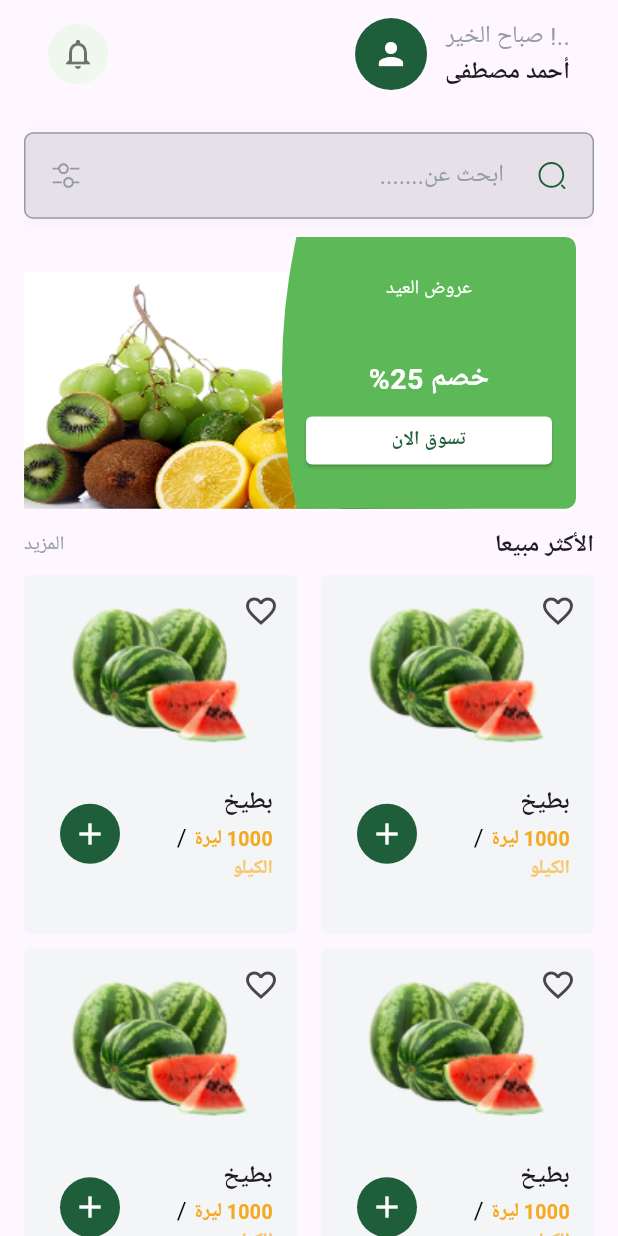
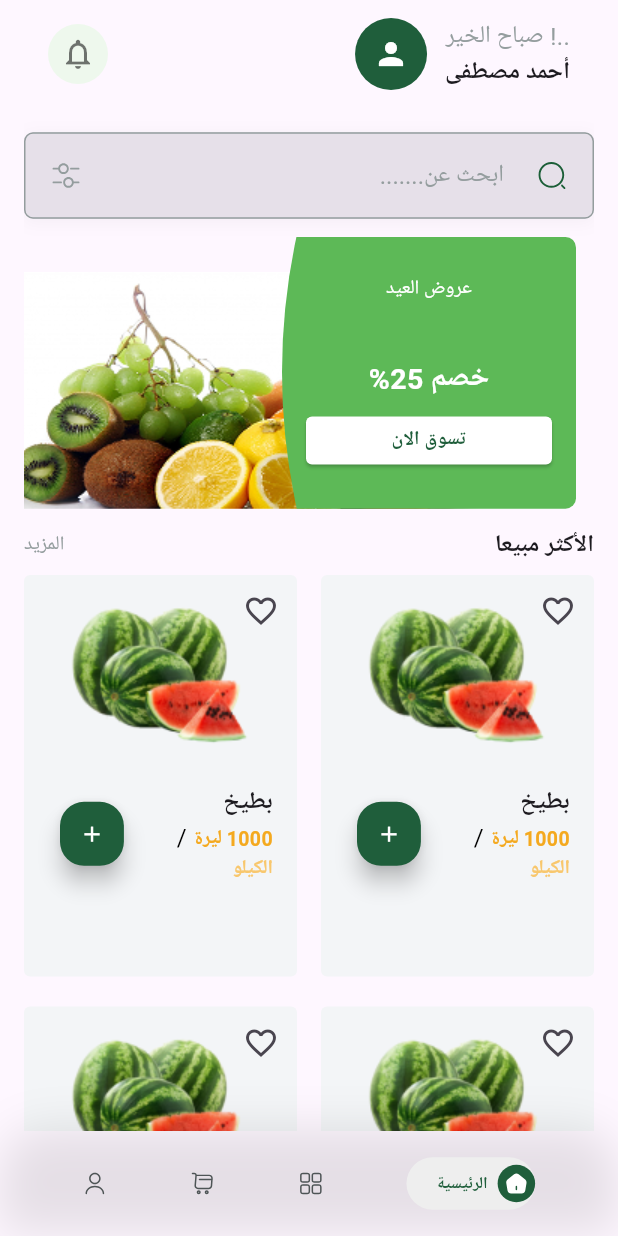
Before and after one commit to mohammed-shaneaf/fruit-e-commerce, a Flutter app: the screen it shows after launch, on a phone screen of 412 x 824 dp. Run offline on Flutter 3.47's test engine with Material 3 defaults, Android fonts, the light colour scheme and no system bars; our stand-ins replace awesome_snackbar_content, bloc, dartz, firebase_auth, firebase_core, flutter_bloc and 6 more; accounts and stored records are empty.

Commit message:
feat<home> : finish bottom navigation bar with animation

```diff
--- /dev/null
+++ b/lib/common/widgets/active_item.dart
@@ -0,0 +1,51 @@
+import 'package:flutter/material.dart';
+import 'package:flutter_screenutil/flutter_screenutil.dart';
+import 'package:flutter_svg/flutter_svg.dart';
+import 'package:fruit_e_commerce/core/style/app_text_style.dart';
+import 'package:fruit_e_commerce/core/themes/app_colors_manger.dart';
+
+class ActiveItem extends StatelessWidget {
+  const ActiveItem({super.key, required this.image, required this.text});
+
+  final String image;
+  final String text;
+
+  @override
+  Widget build(BuildContext context) {
+    return Expanded(
+      flex: 3,
+      child: Container(
+        padding: const EdgeInsets.only(left: 20, top: 5, bottom: 5),
+        decoration: ShapeDecoration(
+          shape: RoundedRectangleBorder(
+            borderRadius: BorderRadius.circular(35),
+          ),
+          color: Color(0xffeeeeee),
+        ),
+        child: Row(
+          children: [
+            Container(
+              height: 25,
+              width: 25,
+              decoration: ShapeDecoration(
+                shape: RoundedRectangleBorder(
+                  borderRadius: BorderRadius.circular(20),
+                ),
+                color: AppColorsManger.primaryColor,
+              ),
+              child: Center(child: SvgPicture.asset(image)),
+            ),
+
+            6.horizontalSpace,
+            Text(
+              text,
+              style: AppTextStyles.semiBold11.copyWith(
+                color: AppColorsManger.primaryColor,
+              ),
+            ),
+          ],
+        ),
+      ),
+    );
+  }
+}
--- /dev/null
+++ b/lib/common/widgets/custom_bottom_nav_bar.dart
@@ -0,0 +1,58 @@
+import 'package:flutter/material.dart';
+import 'package:fruit_e_commerce/common/widgets/nav_bar_item.dart';
+import 'package:fruit_e_commerce/features/home/domain/entities/bottom_nav_bar_entity.dart';
+
+class CustomBottomNavBar extends StatefulWidget {
+  const CustomBottomNavBar({super.key});
+
+  @override
+  State<CustomBottomNavBar> createState() => _CustomBottomNavBarState();
+}
+
+class _CustomBottomNavBarState extends State<CustomBottomNavBar> {
+  int selectedIndex = 0;
+
+  @override
+  Widget build(BuildContext context) {
+    return Container(
+      width: MediaQuery.of(context).size.width, // Responsive width
+      height: 70,
+      decoration: _buildDecoration(),
+      child: Row(
+        mainAxisAlignment: MainAxisAlignment.spaceEvenly,
+        children: bottomNavBarEntityItems
+            .asMap()
+            .entries
+            .map(
+              (entry) => GestureDetector(
+                onTap: () => setState(() => selectedIndex = entry.key),
+                child: NavigationBarItem(
+                  isSelcted: entry.key == selectedIndex,
+                  bottomNavBarEntity: entry.value,
+                ),
+              ),
+            )
+            .toList(),
+      ),
+    );
+  }
+
+  ShapeDecoration _buildDecoration() {
+    return const ShapeDecoration(
+      shape: RoundedRectangleBorder(
+        borderRadius: BorderRadius.only(
+          topLeft: Radius.circular(30),
+          topRight: Radius.circular(30),
+        ),
+      ),
+      shadows: [
+        BoxShadow(
+          color: Color(0x19000000),
+          blurRadius: 25,
+          offset: Offset(0, -2),
+          spreadRadius: 0,
+        ),
+      ],
+    );
+  }
+}
--- a/lib/common/widgets/fruit_item.dart
+++ b/lib/common/widgets/fruit_item.dart
@@ -10,8 +10,8 @@ class FruitItem extends StatelessWidget {
   @override
   Widget build(BuildContext context) {
     return Container(
-      // width: 163,
-      // height: 230,  // just test don't write fixed value for resposive
+      width: 163,
+      height: 230, // just test don't write fixed value for resposive
       decoration: ShapeDecoration(
         color: Color(0xFFF3F5F7),
         shape: RoundedRectangleBorder(
@@ -68,9 +68,23 @@ class FruitItem extends StatelessWidget {
                       ],
                     ),
                   ),
-                  trailing: const CircleAvatar(
-                    backgroundColor: AppColorsManger.primaryColor,
-                    child: Icon(Icons.add, color: Colors.white),
+                  trailing: LayoutBuilder(
+                    builder: (context, constraints) {
+                      double size = constraints.maxWidth * 0.30;
+                      return SizedBox(
+                        width: size,
+                        height: size,
+                        child: FloatingActionButton(
+                          backgroundColor: AppColorsManger.primaryColor,
+                          onPressed: () {},
+                          child: Icon(
+                            Icons.add,
+                            color: Colors.white,
+                            size: size * 0.4,
+                          ), // responsive icon
+                        ),
+                      );
+                    },
                   ),
                 ),
               ],
--- /dev/null
+++ b/lib/common/widgets/in_active_item.dart
@@ -0,0 +1,13 @@
+import 'package:flutter/material.dart';
+import 'package:flutter_svg/svg.dart';
+
+class InActiveItem extends StatelessWidget {
+  const InActiveItem({super.key, required this.image});
+
+  final String image;
+
+  @override
+  Widget build(BuildContext context) {
+    return Expanded(flex: 2, child: SvgPicture.asset(image));
+  }
+}
--- /dev/null
+++ b/lib/common/widgets/nav_bar_item.dart
@@ -0,0 +1,35 @@
+import 'package:flutter/material.dart';
+import 'package:fruit_e_commerce/common/widgets/active_item.dart';
+import 'package:fruit_e_commerce/common/widgets/in_active_item.dart';
+import 'package:fruit_e_commerce/features/home/domain/entities/bottom_nav_bar_entity.dart';
+
+class NavigationBarItem extends StatelessWidget {
+  const NavigationBarItem({
+    super.key,
+    required this.isSelcted,
+    required this.bottomNavBarEntity,
+  });
+
+  final bool isSelcted;
+  final BottomNavBarEntity bottomNavBarEntity;
+
+  @override
+  Widget build(BuildContext context) {
+    return AnimatedSwitcher(
+      duration: const Duration(milliseconds: 200),
+      transitionBuilder: (child, animation) {
+        return ScaleTransition(scale: animation, child: child);
+      },
+      child: isSelcted
+          ? ActiveItem(
+              key: const ValueKey('active'),
+              image: bottomNavBarEntity.activeImage,
+              text: bottomNavBarEntity.name,
+            )
+          : InActiveItem(
+              key: const ValueKey('inactive'),
+              image: bottomNavBarEntity.inActiveImage,
+            ),
+    );
+  }
+}
--- a/lib/core/utils/app_images.dart
+++ b/lib/core/utils/app_images.dart
@@ -5,6 +5,22 @@ class Assets {
   /// Assets for assetsImagesAppleIcon
   /// assets/images/apple_icon.svg
   static const String assetsImagesAppleIcon = "assets/images/apple_icon.svg";
+
+  /// Assets for assetsImagesBoldHomeBold
+  /// assets/images/bold/home_bold.svg
+  static const String assetsImagesBoldHomeBold = "assets/images/bold/home_bold.svg";
+
+  /// Assets for assetsImagesBoldProductsBold
+  /// assets/images/bold/products_bold.svg
+  static const String assetsImagesBoldProductsBold = "assets/images/bold/products_bold.svg";
+
+  /// Assets for assetsImagesBoldProfileBold
+  /// assets/images/bold/profile_bold.svg
+  static const String assetsImagesBoldProfileBold = "assets/images/bold/profile_bold.svg";
+
+  /// Assets for assetsImagesBoldShoppingCartBold
+  /// assets/images/bold/shopping_cart_bold.svg
+  static const String assetsImagesBoldShoppingCartBold = "assets/images/bold/shopping_cart_bold.svg";
 
   /// Assets for assetsImagesFeaturedFruitItem
   /// assets/images/featured_fruit_item.png
@@ -38,6 +54,22 @@ class Assets {
   /// assets/images/notification.svg
   static const String assetsImagesNotification = "assets/images/notification.svg";
 
+  /// Assets for assetsImagesOutlineHomeOutline
+  /// assets/images/outline/home_outline.svg
+  static const String assetsImagesOutlineHomeOutline = "assets/images/outline/home_outline.svg";
+
+  /// Assets for assetsImagesOutlineProductsOutline
+  /// assets/images/outline/products_outline.svg
+  static const String assetsImagesOutlineProductsOutline = "assets/images/outline/products_outline.svg";
+
+  /// Assets for assetsImagesOutlineProfileOutline
+  /// assets/images/outline/profile_outline.svg
+  static const String assetsImagesOutlineProfileOutline = "assets/images/outline/profile_outline.svg";
+
+  /// Assets for assetsImagesOutlineShoppingCartOutline
+  /// assets/images/outline/shopping_cart_outline.svg
+  static const String assetsImagesOutlineShoppingCartOutline = "assets/images/outline/shopping_cart_outline.svg";
+
   /// Assets for assetsImagesSearch
   /// assets/images/search.svg
   static const String assetsImagesSearch = "assets/images/search.svg";
--- /dev/null
+++ b/lib/features/home/domain/entities/bottom_nav_bar_entity.dart
@@ -0,0 +1,35 @@
+import 'package:fruit_e_commerce/core/utils/app_images.dart';
+
+class BottomNavBarEntity {
+  final String activeImage, inActiveImage;
+  final String name;
+
+  BottomNavBarEntity({
+    required this.activeImage,
+    required this.inActiveImage,
+    required this.name,
+  });
+}
+
+List<BottomNavBarEntity> get bottomNavBarEntityItems => [
+  BottomNavBarEntity(
+    activeImage: Assets.assetsImagesBoldHomeBold,
+    inActiveImage: Assets.assetsImagesOutlineHomeOutline,
+    name: 'الرئيسية',
+  ),
+  BottomNavBarEntity(
+    activeImage: Assets.assetsImagesBoldProductsBold,
+    inActiveImage: Assets.assetsImagesOutlineProductsOutline,
+    name: 'المنتجات',
+  ),
+  BottomNavBarEntity(
+    activeImage: Assets.assetsImagesBoldShoppingCartBold,
+    inActiveImage: Assets.assetsImagesOutlineShoppingCartOutline,
+    name: 'السلة',
+  ),
+  BottomNavBarEntity(
+    activeImage: Assets.assetsImagesBoldProfileBold,
+    inActiveImage: Assets.assetsImagesOutlineProfileOutline,
+    name: 'الملف الشخصي',
+  ),
+];
--- a/lib/features/home/presentation/views/home_view.dart
+++ b/lib/features/home/presentation/views/home_view.dart
@@ -1,4 +1,5 @@
 import 'package:flutter/material.dart';
+import 'package:fruit_e_commerce/common/widgets/custom_bottom_nav_bar.dart';
 import 'package:fruit_e_commerce/features/home/presentation/views/widgets/home_view_body.dart';
 
 class HomeView extends StatelessWidget {
@@ -6,6 +7,9 @@ class HomeView extends StatelessWidget {
 
   @override
   Widget build(BuildContext context) {
-    return Scaffold(body: SafeArea(child: HomeViewBody()));
+    return Scaffold(
+      bottomNavigationBar: CustomBottomNavBar(),
+      body: SafeArea(child: HomeViewBody()),
+    );
   }
 }
--- a/lib/features/home/presentation/views/widgets/best_selling_gird_view.dart
+++ b/lib/features/home/presentation/views/widgets/best_selling_gird_view.dart
@@ -10,8 +10,8 @@ class BestSellingGirdView extends StatelessWidget {
       itemCount: 6,
       gridDelegate: const SliverGridDelegateWithFixedCrossAxisCount(
         crossAxisCount: 2,
-        childAspectRatio: 163 / 214,
-        mainAxisSpacing: 10,
+        childAspectRatio: 170 / 250,
+        mainAxisSpacing: 20,
         crossAxisSpacing: 16,
       ),
       itemBuilder: (context, index) => const FruitItem(),
--- a/pubspec.yaml
+++ b/pubspec.yaml
@@ -36,6 +36,8 @@ flutter:
 
   assets:
     - assets/images/
+    - assets/images/bold/
+    - assets/images/outline/
 
 flutter_launcher_icons:
   android: true
```
Also changed, not shown: assets/images/bold/home_bold.svg (added), assets/images/bold/products_bold.svg (added), assets/images/bold/profile_bold.svg (added), assets/images/bold/shopping_cart_bold.svg (added), assets/images/outline/home_outline.svg (added), assets/images/outline/products_outline.svg (added), assets/images/outline/profile_outline.svg (added), assets/images/outline/shopping_cart_outline.svg (added).
